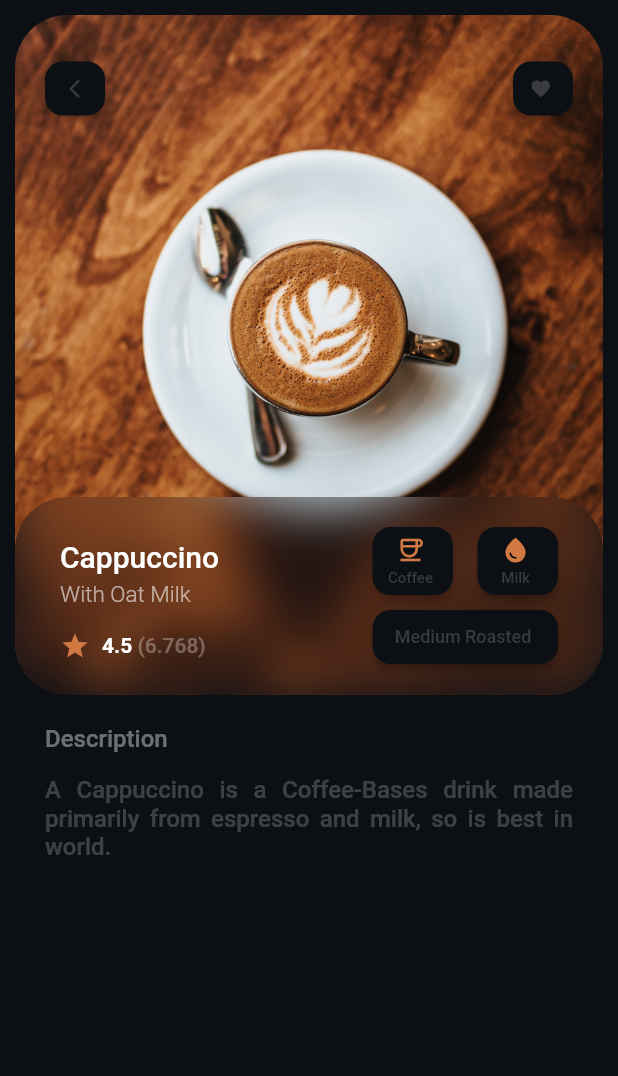
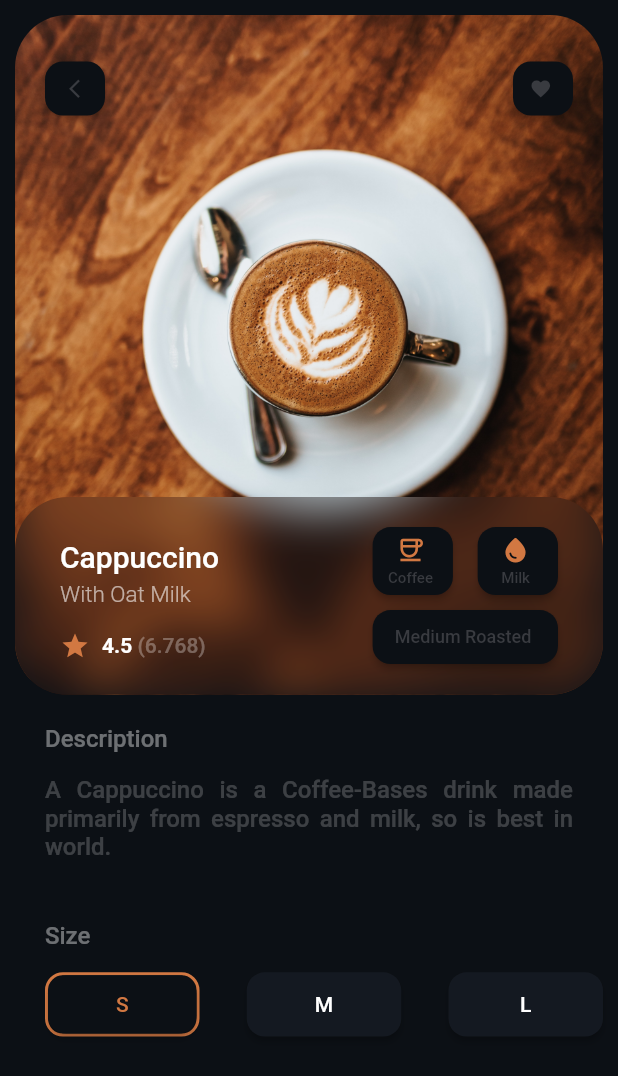
Before and after one commit to Wagner-Coche/coffee_ui_star, a Flutter app: the screen it shows after launch, on a phone screen of 412 x 824 dp. Shown: the top 1076 px of the screen. Run offline on Flutter 3.47's test engine with Material 2 defaults, Android fonts, the phone set to English and light mode, and no system bars.

Commit message:
finish: choices specified

```diff
--- /dev/null
+++ b/lib/app/presenter/screens/specified_screen/components/body_components/choices_specified_screen_component.dart
@@ -0,0 +1,86 @@
+import '../../../../utils/color_utils.dart';
+import 'package:flutter/material.dart';
+
+class ChoicesSpecifiedScreenComponent extends StatelessWidget {
+  const ChoicesSpecifiedScreenComponent({Key? key}) : super(key: key);
+
+  @override
+  Widget build(BuildContext context) {
+    return Container(
+      margin: const EdgeInsets.only(left: 20, top: 40),
+      child: Column(
+        crossAxisAlignment: CrossAxisAlignment.start,
+        children: <Widget>[
+          Text(
+            "Size",
+            style: TextStyle(
+              color: ColorUtils.colorUtils.whiteColor.withOpacity(.4),
+              fontSize: 16,
+              fontWeight: FontWeight.w500
+            ),
+          ),
+          Container(
+            margin: const EdgeInsets.only(top: 15),
+            child: Row(
+              mainAxisAlignment: MainAxisAlignment.spaceBetween,
+              children: <Widget>[
+                Container(
+                  height: MediaQuery.of(context).size.height * .052,
+                  width: MediaQuery.of(context).size.width * .25,
+                  decoration: BoxDecoration(
+                    borderRadius: BorderRadius.circular(12),
+                    border: Border.all(
+                      color: ColorUtils.colorUtils.orangeColor,
+                      width: 2
+                    )
+                  ),
+                  child: ElevatedButton(
+                    onPressed: () {},
+                    style: ElevatedButton.styleFrom(
+                      onPrimary: ColorUtils.colorUtils.orangeColor,
+                      primary: ColorUtils.colorUtils.primaryColor,
+                      shape: RoundedRectangleBorder(
+                        borderRadius: BorderRadius.circular(12)
+                      )
+                    ),
+                    child: Text("S", style: TextStyle(color: ColorUtils.colorUtils.orangeColor),)
+                  ),
+                ),
+                SizedBox(
+                  height: MediaQuery.of(context).size.height * .052,
+                  width: MediaQuery.of(context).size.width * .25,
+                  child: ElevatedButton(
+                    onPressed: () {},
+                    style: ElevatedButton.styleFrom(
+                      onPrimary: ColorUtils.colorUtils.black12Color,
+                      primary: ColorUtils.colorUtils.secondColor,
+                      shape: RoundedRectangleBorder(
+                        borderRadius: BorderRadius.circular(12)
+                      )
+                    ),
+                    child: Text("M", style: TextStyle(color: ColorUtils.colorUtils.whiteColor))
+                  ),
+                ),
+                SizedBox(
+                  height: MediaQuery.of(context).size.height * .052,
+                  width: MediaQuery.of(context).size.width * .25,
+                  child: ElevatedButton(
+                    onPressed: () {},
+                    style: ElevatedButton.styleFrom(
+                      onPrimary: ColorUtils.colorUtils.black12Color,
+                      primary: ColorUtils.colorUtils.secondColor,
+                      shape: RoundedRectangleBorder(
+                        borderRadius: BorderRadius.circular(12)
+                      )
+                    ),
+                    child: Text("L", style: TextStyle(color: ColorUtils.colorUtils.whiteColor),)
+                  ),
+                )
+              ],
+            ),
+          )
+        ],
+      ),
+    );
+  }
+}
--- a/lib/app/presenter/screens/specified_screen/division/body_division/body_division_specified_screen.dart
+++ b/lib/app/presenter/screens/specified_screen/division/body_division/body_division_specified_screen.dart
@@ -1,3 +1,4 @@
+import '../../components/body_components/choices_specified_screen_component.dart';
 import '../../components/body_components/description_coffee_component.dart';
 import '../../components/body_components/info_data_coffee_component.dart';
 import '../../components/body_components/blur_image_container_component.dart';
@@ -39,7 +40,8 @@ class BodyDivisionSpecifiedScreen extends StatelessWidget {
               ],
             ),
           ),
-          const DescriptionCoffeeComponent()
+          const DescriptionCoffeeComponent(),
+          const ChoicesSpecifiedScreenComponent()
         ]
       ),
     );
```
